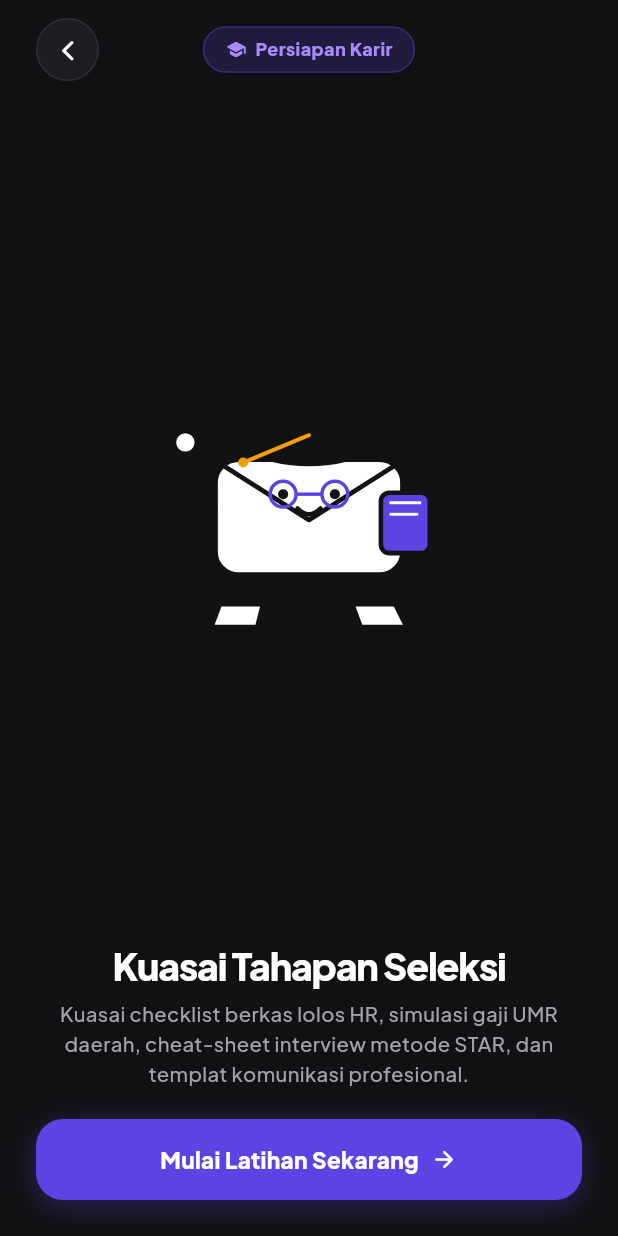
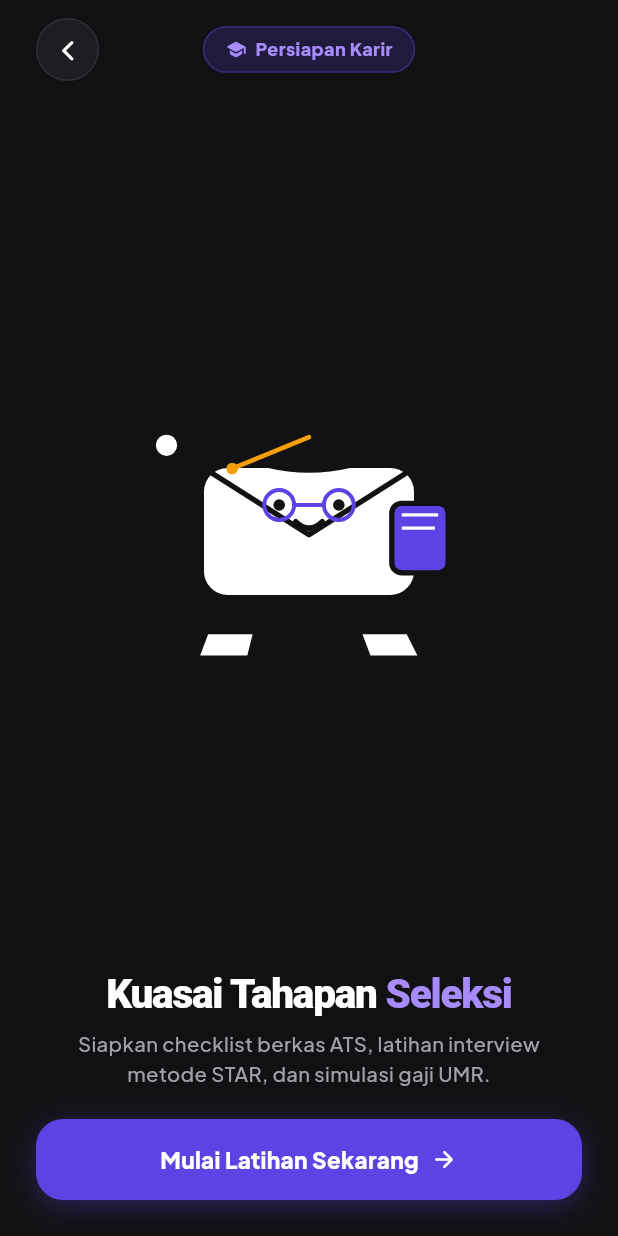
Before and after one commit to rozaqi02/ngelamar-mobile, a Flutter app: the CareerPrepWelcomeScreen screen opened directly, on a phone screen of 412 x 824 dp. Run offline on Flutter 3.47's test engine with Material 3 defaults, Android fonts, the phone set to English and light mode, and no system bars; our stand-ins replace flutter_local_notifications, flutter_riverpod, google_fonts, hive_flutter, image_picker, share_plus and 2 more; accounts and stored records are empty.

Commit message:
feat(welcome): enlarge authentic mascot & enhance typography with purple keyword highlight

```diff
--- a/lib/views/prep/career_prep_welcome_screen.dart
+++ b/lib/views/prep/career_prep_welcome_screen.dart
@@ -80,33 +80,49 @@ class CareerPrepWelcomeScreen extends StatelessWidget {
               // Large Prep Mascot (Seamless without box/border)
               const Center(
                 child: CareerPrepMascot(
-                  width: 230,
-                  height: 165,
+                  width: 265,
+                  height: 190,
                 ),
               ),
 
               const Spacer(),
 
-              // Title
-              const Text(
-                'Kuasai Tahapan Seleksi',
+              // Simple Headline with 1 Purple Keyword
+              RichText(
                 textAlign: TextAlign.center,
-                style: TextStyle(
-                  fontSize: 25,
-                  fontWeight: FontWeight.w900,
-                  color: Colors.white,
-                  letterSpacing: -0.8,
-                  height: 1.15,
+                text: const TextSpan(
+                  children: [
+                    TextSpan(
+                      text: 'Kuasai Tahapan ',
+                      style: TextStyle(
+                        fontSize: 27,
+                        fontWeight: FontWeight.w900,
+                        color: Colors.white,
+                        letterSpacing: -0.8,
+                        height: 1.15,
+                      ),
+                    ),
+                    TextSpan(
+                      text: 'Seleksi',
+                      style: TextStyle(
+                        fontSize: 27,
+                        fontWeight: FontWeight.w900,
+                        color: Color(0xFFA78BFA),
+                        letterSpacing: -0.8,
+                        height: 1.15,
+                      ),
+                    ),
+                  ],
                 ),
               ),
 
               const SizedBox(height: 8),
 
-              // Exactly 1 Clear Explanation Sentence (mepet dengan tombol)
+              // Simple 1-sentence explanation
               const Padding(
-                padding: EdgeInsets.symmetric(horizontal: 8),
+                padding: EdgeInsets.symmetric(horizontal: 12),
                 child: Text(
-                  'Kuasai checklist berkas lolos HR, simulasi gaji UMR daerah, cheat-sheet interview metode STAR, dan templat komunikasi profesional.',
+                  'Siapkan checklist berkas ATS, latihan interview metode STAR, dan simulasi gaji UMR.',
                   textAlign: TextAlign.center,
                   style: TextStyle(
                     fontSize: 13.5,
```
Also changed, not shown: lib/views/discovery/discovery_welcome_screen.dart (+30 -14 lines), lib/views/jobs/job_list_welcome_screen.dart (+30 -14 lines).
